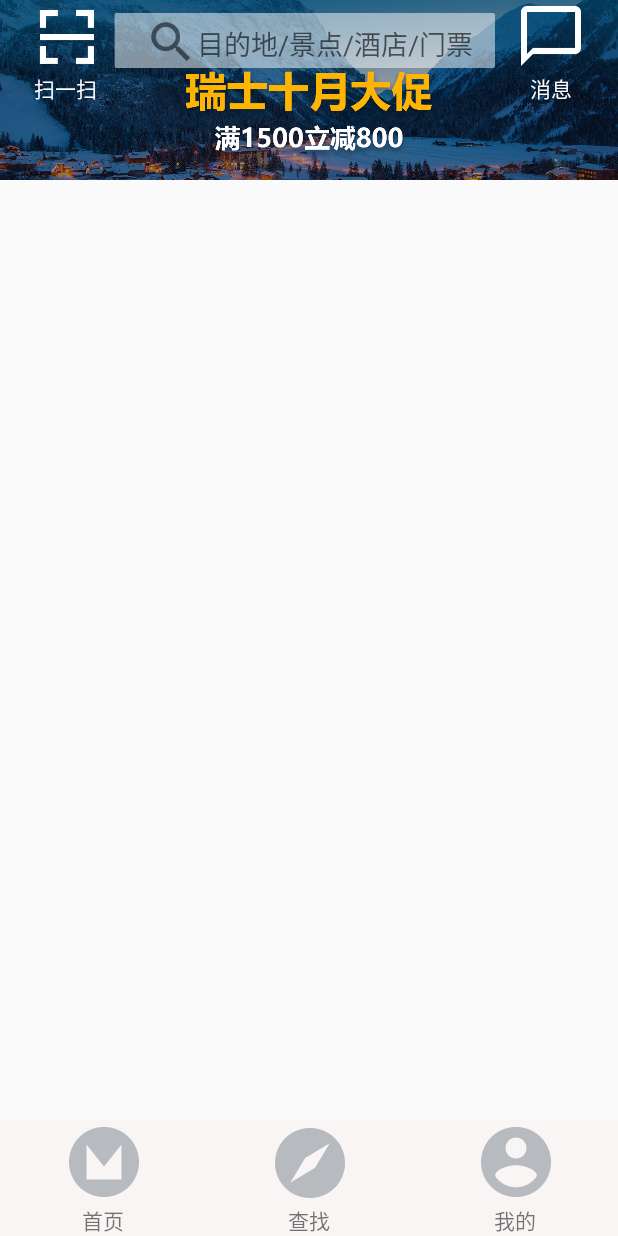
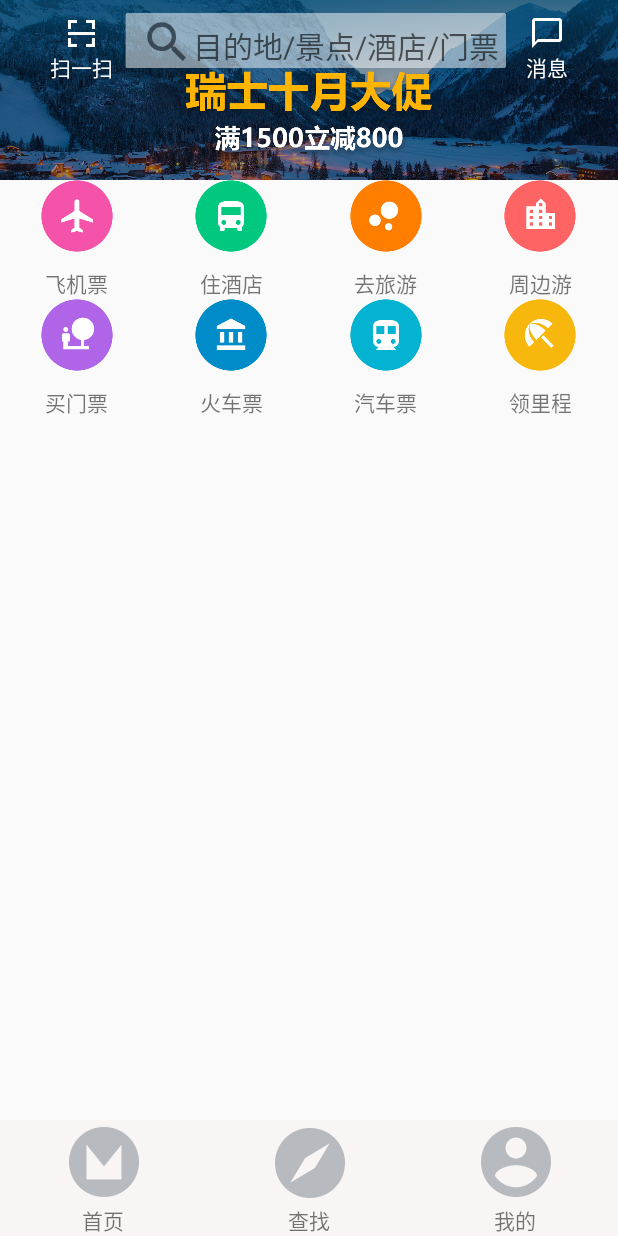
Before and after one commit to androidjk/imTao, an Android app: the screen it shows after launch (MainActivity), on a phone screen of 412 x 824 dp. Run offline under Robolectric (Android 15) with nearby library versions, the phone set to English and light mode, and no system bars.

Commit message:
mainMenu

```diff
--- a/app/build.gradle
+++ b/app/build.gradle
@@ -20,7 +20,7 @@ android {
 }
 
 dependencies {
-    compile fileTree(dir: 'libs', include: ['*.jar'])
+    compile fileTree(include: ['*.jar'], dir: 'libs')
     androidTestCompile('com.android.support.test.espresso:espresso-core:2.2.2', {
         exclude group: 'com.android.support', module: 'support-annotations'
     })
@@ -28,4 +28,5 @@ dependencies {
     compile 'com.android.support.constraint:constraint-layout:1.0.2'
     compile 'com.android.support:support-v4:26.+'
     testCompile 'junit:junit:4.12'
+    compile 'com.android.support:recyclerview-v7:26.0.0-alpha1'
 }
--- /dev/null
+++ b/app/src/main/java/com/example/imtao/adapter/RecyclerViewAdapter.java
@@ -0,0 +1,73 @@
+package com.example.imtao.adapter;
+
+import android.content.Context;
+import android.media.Image;
+import android.support.v7.widget.RecyclerView;
+import android.text.Layout;
+import android.view.LayoutInflater;
+import android.view.View;
+import android.view.ViewGroup;
+import android.widget.ImageView;
+import android.widget.TextView;
+
+import com.example.imtao.R;
+import com.example.imtao.entity.Menu;
+
+import org.w3c.dom.Text;
+
+import java.util.List;
+
+/**
+ * Created by asus1 on 2018/1/23.
+ */
+
+
+public class RecyclerViewAdapter extends RecyclerView.Adapter<RecyclerViewAdapter.viewHolder>{
+
+    private Context context;
+    private List<Menu>menus;
+    public RecyclerViewAdapter(Context context,List menus){
+        this.context=context;
+        this.menus=menus;
+    }
+
+    /**
+     * 创建ViewHolder
+     * @param parent
+     * @param viewType
+     * @return
+     */
+    @Override
+    public viewHolder onCreateViewHolder(ViewGroup parent, int viewType) {
+        return new viewHolder(LayoutInflater.from(context).inflate(R.layout.item_main_menu,null));
+    }
+
+    /**
+     * 绑定viewHolder
+     * @param holder
+     * @param position
+     */
+    @Override
+    public void onBindViewHolder(viewHolder holder, int position) {
+
+        Menu menu= menus.get(position);
+        holder.menuImage.setImageResource(menu.icons);
+        holder.menuText.setText(menu.menuName);
+    }
+
+    @Override
+    public int getItemCount() {
+        return null!=menus?menus.size():0;
+    }
+
+    public class viewHolder extends RecyclerView.ViewHolder{
+
+        public ImageView menuImage;
+        private TextView menuText;
+        public viewHolder(View itemView) {
+            super(itemView);
+            menuImage=(ImageView)itemView.findViewById(R.id.iv_menu);
+            menuText=(TextView)itemView.findViewById(R.id.tv_menu);
+        }
+    }
+}
--- /dev/null
+++ b/app/src/main/java/com/example/imtao/entity/Menu.java
@@ -0,0 +1,14 @@
+package com.example.imtao.entity;
+
+/**
+ * Created by asus1 on 2018/1/23.
+ */
+
+public class Menu {
+    public int icons;
+    public String menuName;
+    public Menu (int icon,String menuName){
+        this.icons=icon;
+        this.menuName=menuName;
+    }
+}
--- a/app/src/main/java/com/example/imtao/fragment/menu_main_fragment.java
+++ b/app/src/main/java/com/example/imtao/fragment/menu_main_fragment.java
@@ -4,27 +4,39 @@ import android.os.Bundle;
 import android.support.annotation.Nullable;
 import android.support.v4.app.Fragment;
 import android.support.v4.view.ViewPager;
+import android.support.v7.widget.GridLayoutManager;
+import android.support.v7.widget.RecyclerView;
 import android.view.LayoutInflater;
 import android.view.View;
 import android.view.ViewGroup;
 
 import com.example.imtao.R;
 import com.example.imtao.adapter.AdviceAdapter;
+import com.example.imtao.adapter.RecyclerViewAdapter;
 import com.example.imtao.util.DataUtil;
 
 
-public class menu_main_fragment extends Fragment{
-    int views[]={R.mipmap.header_pic_ad1,R.mipmap.header_pic_ad2};
+public class menu_main_fragment extends Fragment {
+    int views[] = {R.mipmap.header_pic_ad1, R.mipmap.header_pic_ad2};
+    int menusId[]={R.mipmap.menu_airport,R.mipmap.menu_car,R.mipmap.menu_course,R.mipmap.menu_hatol,
+    R.mipmap.menu_nearby,R.mipmap.menu_ticket,R.mipmap.menu_train,R.mipmap.menu_trav};
+    String menusName[];
     protected ViewPager viewPager;
+    protected RecyclerView main_menu;
     public View onCreateView(LayoutInflater inflater, @Nullable ViewGroup container, @Nullable Bundle savedInstanceState) {
-        return inflater.inflate(R.layout.fragment_menu_main,container,false);
+        return inflater.inflate(R.layout.fragment_menu_main, container, false);
     }
 
     @Override
     public void onActivityCreated(@Nullable Bundle savedInstanceState) {
         super.onActivityCreated(savedInstanceState);
-        viewPager=(ViewPager)getView().findViewById(R.id.main_vp_guanggao);
-        AdviceAdapter adviceAdapter=new AdviceAdapter(getActivity(),DataUtil.getHeaderView(getActivity(),views));
+        viewPager = (ViewPager) getView().findViewById(R.id.main_vp_guanggao);
+        AdviceAdapter adviceAdapter = new AdviceAdapter(getActivity(), DataUtil.getHeaderView(getActivity(), views));
         viewPager.setAdapter(adviceAdapter);
+        menusName=this.getActivity().getResources().getStringArray(R.array.menusName);
+        RecyclerViewAdapter menuAdapter=new RecyclerViewAdapter(getActivity(),DataUtil.getMainMenu(menusId,menusName));
+        main_menu=(RecyclerView)getView().findViewById(R.id.main_menu_recyclerview);
+        main_menu.setLayoutManager(new GridLayoutManager(this.getContext(), 4));
+        main_menu.setAdapter(menuAdapter);
     }
 }
--- a/app/src/main/java/com/example/imtao/util/DataUtil.java
+++ b/app/src/main/java/com/example/imtao/util/DataUtil.java
@@ -3,6 +3,8 @@ package com.example.imtao.util;
 import android.content.Context;
 import android.provider.ContactsContract;
 import android.widget.ImageView;
+
+import com.example.imtao.entity.Menu;
 
 import java.util.ArrayList;
 import java.util.Collections;
@@ -14,10 +16,10 @@ import java.util.List;
 
 public class DataUtil {
 
-    public static List<ImageView> getHeaderView(Context context ,int resourece[]){
-        List<ImageView>images=new ArrayList<>();
-        for (int i:resourece){
-            ImageView imageView=new ImageView(context);
+    public static List<ImageView> getHeaderView(Context context, int resourece[]) {
+        List<ImageView> images = new ArrayList<>();
+        for (int i : resourece) {
+            ImageView imageView = new ImageView(context);
             imageView.setScaleType(ImageView.ScaleType.CENTER_CROP);
             imageView.setImageResource(i);//传入图标id
             images.add(imageView);
@@ -25,4 +27,12 @@ public class DataUtil {
         return images;
 
     }
+    public static List<Menu> getMainMenu(int icons[],String menuName[]){
+        List<Menu>menus=new ArrayList<>();
+        for (int i=0;i<icons.length;i++){
+            Menu menu=new Menu(icons[i],menuName[i]);
+            menus.add(menu);
+        }
+        return menus;
+    }
 }
--- a/app/src/main/res/layout/fragment_menu_main.xml
+++ b/app/src/main/res/layout/fragment_menu_main.xml
@@ -15,5 +15,20 @@
         android:layout_width="match_parent"
         android:layout_height="wrap_content"
         layout="@layout/main_head"/>
+    <ScrollView
+        android:layout_width="match_parent"
+        android:layout_height="wrap_content"
+        android:layout_below="@id/main_vp_guanggao">
+        <RelativeLayout
+            android:layout_width="match_parent"
+            android:layout_height="wrap_content">
+            <android.support.v7.widget.RecyclerView
+                android:id="@+id/main_menu_recyclerview"
+                android:layout_width="match_parent"
+                android:layout_height="wrap_content">
+
+            </android.support.v7.widget.RecyclerView>
+        </RelativeLayout>
+    </ScrollView>
 
 </RelativeLayout>
--- /dev/null
+++ b/app/src/main/res/layout/item_main_menu.xml
@@ -0,0 +1,18 @@
+<?xml version="1.0" encoding="utf-8"?>
+<LinearLayout xmlns:android="http://schemas.android.com/apk/res/android"
+    android:orientation="vertical" android:layout_width="match_parent"
+    android:layout_height="match_parent"
+    android:gravity="center">
+    <ImageView
+        android:id="@+id/iv_menu"
+        android:layout_width="48sp"
+        android:layout_height="48sp"
+        android:src="@mipmap/menu_airport"/>
+    <TextView
+        android:id="@+id/tv_menu"
+        android:layout_width="wrap_content"
+        android:layout_height="wrap_content"
+        android:text="飞机票"
+        android:paddingTop="10dp"/>
+
+</LinearLayout>
--- a/app/src/main/res/layout/main_head.xml
+++ b/app/src/main/res/layout/main_head.xml
@@ -3,7 +3,8 @@
     android:layout_width="match_parent"
     android:layout_height="wrap_content"
     android:gravity="center"
-    android:orientation="horizontal">
+    android:orientation="horizontal"
+    >
 
     <LinearLayout
         android:id="@+id/main_header_saoyisao"
@@ -14,11 +15,15 @@
         android:layout_alignParentTop="true"
         android:gravity="center"
         android:orientation="vertical"
-        android:paddingLeft="10dp">
+        android:paddingLeft="10dp"
+        android:paddingTop="10dp"
+        >
 
         <ImageView
-            android:layout_width="wrap_content"
-            android:layout_height="wrap_content"
+            android:id="@+id/imageView"
+            android:layout_width="24sp"
+            android:layout_height="24sp"
+            android:layout_gravity="center"
             android:src="@mipmap/main_scan" />
 
         <TextView
@@ -51,7 +56,8 @@
             android:layout_height="wrap_content"
             android:background="@null"
             android:hint="目的地/景点/酒店/门票"
-            android:layout_toRightOf="@id/main_header_iv_search"/>
+            android:layout_toRightOf="@id/main_header_iv_search"
+            android:textSize="20sp"/>
 
 
     </RelativeLayout>
@@ -62,11 +68,12 @@
         android:layout_toRightOf="@id/main_header_search"
         android:gravity="center"
         android:orientation="vertical"
-        android:paddingRight="10dp">
+        android:paddingRight="10dp"
+        android:paddingTop="10dp">
 
         <ImageView
-            android:layout_width="wrap_content"
-            android:layout_height="wrap_content"
+            android:layout_width="24sp"
+            android:layout_height="24sp"
             android:src="@mipmap/news" />
 
         <TextView
--- a/app/src/main/res/values/strings.xml
+++ b/app/src/main/res/values/strings.xml
@@ -3,4 +3,15 @@
 
     <!-- TODO: Remove or change this placeholder text -->
     <string name="hello_blank_fragment">Hello blank fragment</string>
+    <string-array name="menusName">
+        <item>飞机票</item>
+        <item>住酒店</item>
+        <item>去旅游</item>
+        <item>周边游</item>
+        <item>买门票</item>
+        <item>火车票</item>
+        <item>汽车票</item>
+        <item>领里程</item>
+    </string-array>
+
 </resources>
```
Also changed, not shown: app/src/main/java/com/example/imtao/adapter/AdviceAdapter.java (+11 -7 lines).
